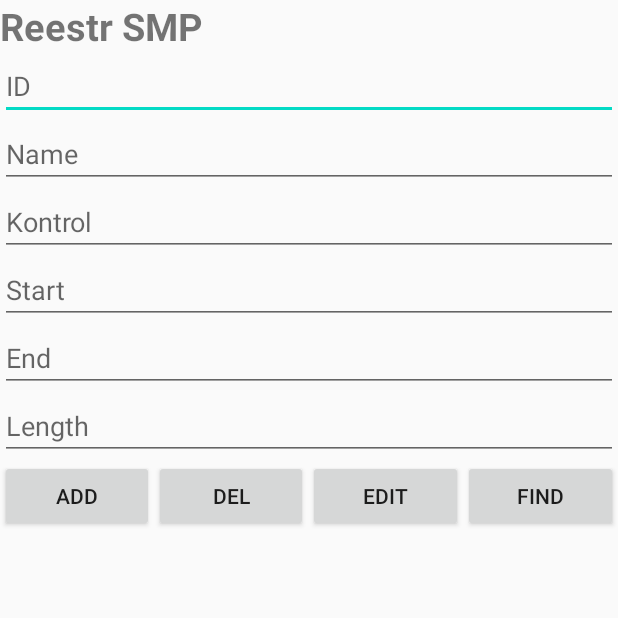
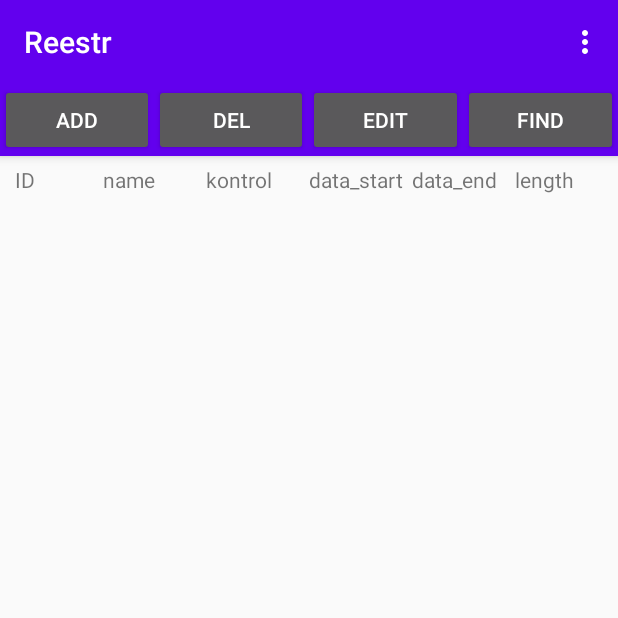
Before and after one commit to NikolayOvcharenko/reestr, an Android app: the screen it shows after launch (MainActivity), on a phone screen of 412 x 824 dp, the top half of it. Run offline under Robolectric (Android 15) with nearby library versions, the phone set to English and light mode, and no system bars; 1 statement that could not run was skipped.

Commit message:
Рабочая недоделана таблица

```diff
--- a/app/src/main/java/com/example/reestr/DBHelper/DBHelper.kt
+++ b/app/src/main/java/com/example/reestr/DBHelper/DBHelper.kt
@@ -35,7 +35,7 @@ class DBHelper (context: Context) : SQLiteOpenHelper (context, DATABASE_NAME, nu
     }
 
 
-    //
+    // работа с БД на диске
 
 /*
 
@@ -108,7 +108,7 @@ class DBHelper (context: Context) : SQLiteOpenHelper (context, DATABASE_NAME, nu
         val CREATE_TABLE_QUERY: String = "CREATE TABLE $TABLE_NAME (" +
                 "$COLUMN_ID INTEGER PRIMARY KEY AUTOINCREMENT NOT NULL, " +
                 "$COLUMN_NAME TEXT," +
-                "$COLUMN_KONTROL INTEGER," +
+                "$COLUMN_KONTROL TEXT," +
                 "$COLUMN_DATA_START INTEGER," +
                 "$COLUMN_DATA_END INTEGER," +
                 "$COLUMN_LENGTH INTEGER);"
@@ -160,10 +160,11 @@ class DBHelper (context: Context) : SQLiteOpenHelper (context, DATABASE_NAME, nu
 
     fun updateSMP (reestrDB: ReestrDB): Int {
         val db = this.writableDatabase
+        // deleteSMP(reestrDB)
         val values = ContentValues()
         values.put(COLUMN_ID.toString(),        reestrDB.id)
         values.put(COLUMN_NAME,                 reestrDB.name)
-        values.put(COLUMN_KONTROL.toString(),   reestrDB.kontrol)
+        values.put(COLUMN_KONTROL,              reestrDB.kontrol)
         values.put(COLUMN_DATA_START.toString(),reestrDB.start)
         values.put(COLUMN_DATA_END.toString(),  reestrDB.end)
         values.put(COLUMN_LENGTH.toString(),    reestrDB.length)
--- a/app/src/main/java/com/example/reestr/MainActivity.kt
+++ b/app/src/main/java/com/example/reestr/MainActivity.kt
@@ -1,20 +1,23 @@
 package com.example.reestr
 
+import android.graphics.Color
 import android.os.Bundle
-import com.google.android.material.snackbar.Snackbar
-import androidx.appcompat.app.AppCompatActivity
 import android.view.Menu
 import android.view.MenuItem
+import android.view.View.GONE
+import android.view.View.VISIBLE
+import android.widget.LinearLayout
+import androidx.appcompat.app.AppCompatActivity
 import com.example.reestr.Adapter.ListReestrAdapter
 import com.example.reestr.DBHelper.DBHelper
 import com.example.reestr.data.ReestrDB
-
 import kotlinx.android.synthetic.main.activity_main.*
-import kotlinx.android.synthetic.main.fragment_first.*
-import kotlinx.android.synthetic.main.fragment_second.*
+import kotlinx.android.synthetic.main.row_layout.*
+import kotlinx.android.synthetic.main.row_layout.view.*
 
 class MainActivity : AppCompatActivity() {
-
+    var news: Boolean = true
+    lateinit var but_edit: LinearLayout
     internal lateinit var db: DBHelper
     internal var lstReestr: List<ReestrDB> = ArrayList<ReestrDB>()
 
@@ -22,19 +25,37 @@ class MainActivity : AppCompatActivity() {
         super.onCreate(savedInstanceState)
         setContentView(R.layout.activity_main)
 
-       /* setSupportActionBar(toolbar)
-
-        fab.setOnClickListener { view ->
-            Snackbar.make(view, "Replace with your own action", Snackbar.LENGTH_LONG)
-                    .setAction("Action", null).show()
-        } */
+        setSupportActionBar(toolbar)
 
         db = DBHelper(this)
 
         refreshData()
 
+        button_edit.setOnClickListener {
+            news = false
+            edit.visibility = VISIBLE
+        }
+
         button_add.setOnClickListener {
-            val reestr = ReestrDB (
+            news = true
+
+            // but_edit = findViewById(R.id.edit)
+            var edits: LinearLayout = findViewById(R.id.edit)
+            // edits.visibility(View.VISIBLE)
+            edits.visibility = VISIBLE
+        }
+
+        button_delete.setOnClickListener{
+            if (edit_id.text.toString() != "") {
+                val reestr = ReestrDB(Integer.parseInt(edit_id.text.toString()))
+                db.deleteSMP(reestr)
+                refreshData()
+            }
+        }
+
+        button_ok.setOnClickListener {
+            if (edit_id.text.toString() != "") {
+                val reestr = ReestrDB(
                     Integer.parseInt(edit_id.text.toString()),
                     edit_name.text.toString(),
                     edit_kontrol.text.toString(),
@@ -42,16 +63,29 @@ class MainActivity : AppCompatActivity() {
                     edit_end.text.toString(),
                     edit_length.text.toString()
                 )
-            db.addSMP(reestr)
+                if (news) db.addSMP(reestr) else db.updateSMP(reestr)
                 refreshData()
+            }
+            edit.visibility = GONE
+
         }
 
     }
 
     private fun refreshData() {
         lstReestr = db.allReestr
-        val adapter = ListReestrAdapter(this@MainActivity, lstReestr, edit_id, edit_name, edit_kontrol, edit_start, edit_end, edit_length)
+        val adapter = ListReestrAdapter(
+            this@MainActivity,
+            lstReestr,
+            edit_id,
+            edit_name,
+            edit_kontrol,
+            edit_start,
+            edit_end,
+            edit_length
+        )
         list_reestr.adapter = adapter
+        row_all.setBackgroundColor(Color.WHITE)
     }
 
     override fun onCreateOptionsMenu(menu: Menu): Boolean {
@@ -69,4 +103,5 @@ class MainActivity : AppCompatActivity() {
             else -> super.onOptionsItemSelected(item)
         }
     }
+
 }
--- a/app/src/main/res/layout/activity_main.xml
+++ b/app/src/main/res/layout/activity_main.xml
@@ -1,10 +1,9 @@
 <?xml version="1.0" encoding="utf-8"?>
-<LinearLayout xmlns:android="http://schemas.android.com/apk/res/android"
+<androidx.coordinatorlayout.widget.CoordinatorLayout xmlns:android="http://schemas.android.com/apk/res/android"
     xmlns:app="http://schemas.android.com/apk/res-auto"
     xmlns:tools="http://schemas.android.com/tools"
     android:layout_width="match_parent"
     android:layout_height="match_parent"
-    android:orientation="vertical"
     tools:context=".MainActivity">
 
     <TextView
@@ -15,9 +14,65 @@
         android:textSize="25sp"
         android:textStyle="bold" />
 
+    <com.google.android.material.appbar.AppBarLayout
+        android:layout_width="match_parent"
+        android:layout_height="wrap_content"
+        android:theme="@style/AppTheme.AppBarOverlay">
+
+
+        <androidx.appcompat.widget.Toolbar
+            android:id="@+id/toolbar"
+            android:layout_width="match_parent"
+            android:layout_height="?attr/actionBarSize"
+            android:background="?attr/colorPrimary"
+            app:popupTheme="@style/AppTheme.PopupOverlay" />
+
+        <LinearLayout
+            android:id="@+id/buttons"
+            android:layout_width="match_parent"
+            android:layout_height="match_parent"
+            android:orientation="horizontal"
+            android:weightSum="4">
+
+            <Button
+                android:id="@+id/button_add"
+                android:layout_width="0dp"
+                android:layout_height="match_parent"
+                android:layout_weight="1"
+                android:text="ADD" />
+
+            <Button
+                android:id="@+id/button_delete"
+                android:layout_width="0dp"
+                android:layout_height="match_parent"
+                android:layout_weight="1"
+                android:text="DEL" />
+
+            <Button
+                android:id="@+id/button_edit"
+                android:layout_width="0dp"
+                android:layout_height="match_parent"
+                android:layout_weight="1"
+                android:text="EDIT" />
+
+            <Button
+                android:id="@+id/button_find"
+                android:layout_width="0dp"
+                android:layout_height="match_parent"
+                android:layout_weight="1"
+                android:text="Find" />
+        </LinearLayout>
+
+        <LinearLayout
+            android:id="@+id/edit"
+            android:layout_width="match_parent"
+            android:layout_height="wrap_content"
+            android:orientation="vertical"
+            android:visibility="gone">
+
             <EditText
                 android:id="@+id/edit_id"
-        android:layout_width="match_parent"
+                android:layout_width="100dp"
                 android:layout_height="wrap_content"
                 android:hint="ID"
                 android:inputType="number" />
@@ -57,47 +112,71 @@
                 android:hint="Length"
                 android:inputType="number" />
 
+            <Button
+                android:id="@+id/button_ok"
+                android:layout_width="wrap_content"
+                android:layout_height="match_parent"
+                android:text="OK"
+                android:visibility="visible" />
+
+        </LinearLayout>
+
+    </com.google.android.material.appbar.AppBarLayout>
+
     <LinearLayout
         android:layout_width="match_parent"
+        android:layout_height="20dp"
+        android:orientation="horizontal"
+        android:layout_marginTop="110dp">
+
+    <TextView
+        android:layout_marginLeft="10dp"
+        android:layout_width="match_parent"
         android:layout_height="wrap_content"
-        android:orientation="horizontal"
-        android:weightSum="4">
+        android:layout_weight="1"
+        android:text="ID" />
 
-        <Button
-            android:id="@+id/button_add"
+    <TextView
+        android:layout_width="match_parent"
+        android:layout_height="wrap_content"
         android:layout_weight="1"
-            android:layout_width="0dp"
+        android:text="name" />
+
+    <TextView
+        android:layout_width="match_parent"
         android:layout_height="wrap_content"
-            android:text="ADD" />
+        android:layout_weight="1"
+        android:text="kontrol" />
 
-        <Button
-            android:id="@+id/button_delete"
+    <TextView
+        android:layout_width="match_parent"
+        android:layout_height="wrap_content"
         android:layout_weight="1"
-            android:layout_width="0dp"
+        android:text="data_start" />
+
+    <TextView
+        android:layout_width="match_parent"
         android:layout_height="wrap_content"
-            android:text="DEL" />
+        android:layout_weight="1"
+        android:text="data_end" />
 
-        <Button
-            android:id="@+id/button_edit"
+    <TextView
+        android:layout_width="match_parent"
+        android:layout_height="wrap_content"
         android:layout_weight="1"
-            android:layout_width="0dp"
-            android:layout_height="wrap_content"
-            android:text="EDIT" />
+        android:text="length" />
+    </LinearLayout>
 
-        <Button
-            android:id="@+id/button_find"
-            android:text="Find"
-            android:layout_weight="1"
-            android:layout_width="0dp"
-            android:layout_height="wrap_content"/>
-
-    </LinearLayout>
     <ListView
         android:id="@+id/list_reestr"
-    android:choiceMode="singleChoice"
         android:layout_width="match_parent"
-    android:layout_height="wrap_content">
+        android:layout_height="match_parent"
+        android:layout_marginTop="130dp"
+        android:choiceMode="singleChoice">
+
+
+
 
     </ListView>
 
-</LinearLayout>
+    </androidx.coordinatorlayout.widget.CoordinatorLayout>
--- a/app/src/main/res/layout/row_layout.xml
+++ b/app/src/main/res/layout/row_layout.xml
@@ -1,13 +1,14 @@
 <?xml version="1.0" encoding="utf-8"?>
 <LinearLayout
     xmlns:android="http://schemas.android.com/apk/res/android"
+    android:id="@+id/row_all"
     android:layout_width="match_parent"
     android:layout_height="match_parent"
     android:orientation="horizontal">
 
     <TextView
         android:id="@+id/txt_id"
-        android:layout_marginLeft="10sp"
+        android:layout_marginLeft="10dp"
         android:layout_width="match_parent"
         android:layout_height="wrap_content"
         android:layout_weight="1"
```
Also changed, not shown: app/src/main/java/com/example/reestr/Adapter/ListReestrAdapter.kt (+7 -2 lines), app/src/main/java/com/example/reestr/FirstFragment.kt (deleted, +0 -35 lines), app/src/main/java/com/example/reestr/SecondFragment.kt (deleted, +0 -31 lines), app/src/main/res/layout/content_main.xml (deleted, +0 -19 lines), app/src/main/res/layout/fragment_first.xml (deleted, +0 -73 lines), app/src/main/res/layout/fragment_second.xml (deleted, +0 -97 lines). Lines whose indentation alone changed are shown as unchanged.
